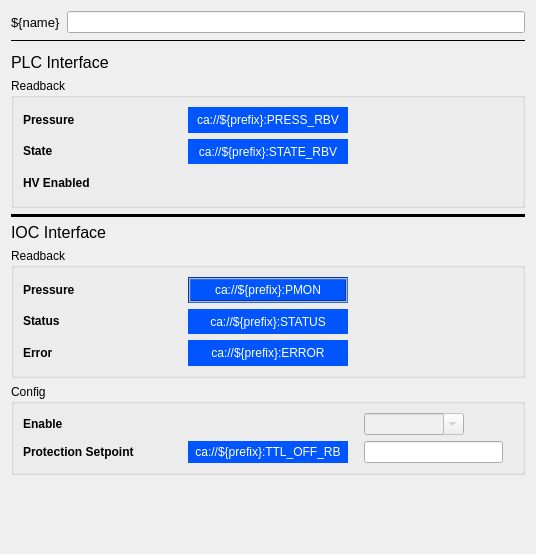
The window that pcdswidgets/static_ui/vacuum/pumps/PIPCombined_detailed.ui (pcdshub/pcdswidgets) describes before a commit, drawn with Qt 5.
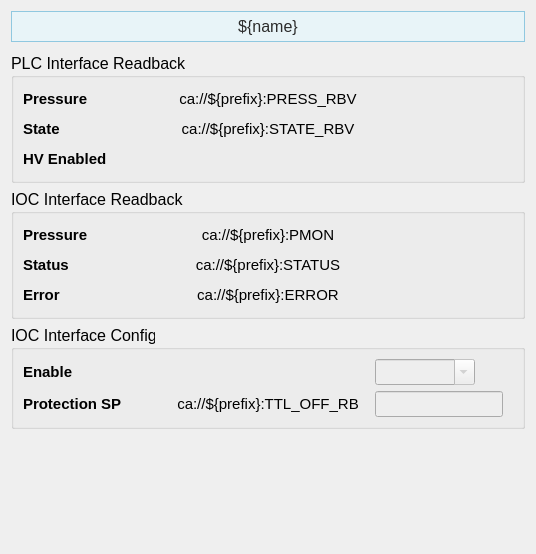
The same window after the commit. Custom widgets are drawn as their Qt base class.

Commit message: relocated import, screens adhere better to guidelines

Patch:
```diff
--- a/pcdswidgets/static_ui/vacuum/pumps/PIPCombined_detailed.ui
+++ b/pcdswidgets/static_ui/vacuum/pumps/PIPCombined_detailed.ui
@@ -24,47 +24,35 @@
   </property>
   <layout class="QVBoxLayout" name="verticalLayout_6">
    <item>
-    <layout class="QHBoxLayout" name="horizontalLayout_2">
-     <item>
-      <widget class="PyDMLabel" name="PyDMLabel_10">
-       <property name="maximumSize">
-        <size>
-         <width>16777215</width>
-         <height>40</height>
-        </size>
-       </property>
-       <property name="font">
-        <font>
-         <pointsize>10</pointsize>
-        </font>
-       </property>
-       <property name="toolTip">
-        <string/>
-       </property>
-       <property name="text">
-        <string>${name}</string>
-       </property>
-      </widget>
-     </item>
-     <item>
-      <widget class="PyDMLineEdit" name="PyDMLineEdit_2">
-       <property name="toolTip">
-        <string/>
-       </property>
-      </widget>
-     </item>
-    </layout>
-   </item>
-   <item>
-    <widget class="Line" name="line_4">
-     <property name="frameShadow">
-      <enum>QFrame::Plain</enum>
+    <widget class="PyDMLabel" name="PyDMLabel_10">
+     <property name="maximumSize">
+      <size>
+       <width>16777215</width>
+       <height>40</height>
+      </size>
      </property>
-     <property name="lineWidth">
-      <number>1</number>
+     <property name="font">
+      <font>
+       <pointsize>12</pointsize>
+      </font>
      </property>
-     <property name="orientation">
-      <enum>Qt::Horizontal</enum>
+     <property name="toolTip">
+      <string/>
+     </property>
+     <property name="styleSheet">
+      <string notr="true"> background-color: #e8f4f8;
+
+    border: 1px solid #90c8e0;
+
+    padding: 5px;
+
+    color: rgb(43, 43, 43);</string>
+     </property>
+     <property name="text">
+      <string>${name}</string>
+     </property>
+     <property name="alignment">
+      <set>Qt::AlignCenter</set>
      </property>
     </widget>
    </item>
@@ -84,27 +72,6 @@
      </property>
     </spacer>
    </item>
-   <item>
-    <widget class="PyDMLabel" name="PyDMLabel">
-     <property name="maximumSize">
-      <size>
-       <width>16777215</width>
-       <height>40</height>
-      </size>
-     </property>
-     <property name="font">
-      <font>
-       <pointsize>12</pointsize>
-      </font>
-     </property>
-     <property name="toolTip">
-      <string/>
-     </property>
-     <property name="text">
-      <string>PLC Interface</string>
-     </property>
-    </widget>
-   </item>
    <item>
     <widget class="QGroupBox" name="groupBox">
      <property name="sizePolicy">
@@ -119,8 +86,13 @@
        <height>130</height>
       </size>
      </property>
+     <property name="font">
+      <font>
+       <pointsize>12</pointsize>
+      </font>
+     </property>
      <property name="title">
-      <string>Readback</string>
+      <string>PLC Interface Readback</string>
      </property>
      <layout class="QVBoxLayout" name="verticalLayout">
       <item>
@@ -129,6 +101,11 @@
          <layout class="QVBoxLayout" name="verticalLayout_4">
           <item>
            <widget class="PyDMLabel" name="PyDMLabel_6">
+            <property name="font">
+             <font>
+              <pointsize>11</pointsize>
+             </font>
+            </property>
             <property name="toolTip">
              <string/>
             </property>
@@ -142,6 +119,11 @@
           </item>
           <item>
            <widget class="PyDMLabel" name="PyDMLabel_7">
+            <property name="font">
+             <font>
+              <pointsize>11</pointsize>
+             </font>
+            </property>
             <property name="toolTip">
              <string/>
             </property>
@@ -155,6 +137,11 @@
           </item>
           <item>
            <widget class="PyDMLabel" name="PyDMLabel_8">
+            <property name="font">
+             <font>
+              <pointsize>11</pointsize>
+             </font>
+            </property>
             <property name="toolTip">
              <string/>
             </property>
@@ -172,12 +159,16 @@
          <layout class="QVBoxLayout" name="verticalLayout_9">
           <item>
            <widget class="PyDMLabel" name="PLC_Pressure_2">
+            <property name="font">
+             <font>
+              <pointsize>11</pointsize>
+             </font>
+            </property>
             <property name="toolTip">
              <string/>
             </property>
             <property name="styleSheet">
-             <string notr="true">background-color: rgb(0, 85, 255);
-color: rgb(255, 255, 255);</string>
+             <string notr="true"/>
             </property>
             <property name="text">
              <string>ca://${prefix}:PRESS_RBV</string>
@@ -198,12 +189,16 @@
           </item>
           <item>
            <widget class="PyDMLabel" name="PLC_State_2">
+            <property name="font">
+             <font>
+              <pointsize>11</pointsize>
+             </font>
+            </property>
             <property name="toolTip">
              <string/>
             </property>
             <property name="styleSheet">
-             <string notr="true">background-color: rgb(0, 85, 255);
-color: rgb(255, 255, 255);</string>
+             <string notr="true"/>
             </property>
             <property name="text">
              <string>ca://${prefix}:STATE_RBV</string>
@@ -273,40 +268,6 @@
      </layout>
     </widget>
    </item>
-   <item>
-    <widget class="Line" name="line">
-     <property name="frameShadow">
-      <enum>QFrame::Plain</enum>
-     </property>
-     <property name="lineWidth">
-      <number>3</number>
-     </property>
-     <property name="orientation">
-      <enum>Qt::Horizontal</enum>
-     </property>
-    </widget>
-   </item>
-   <item>
-    <widget class="PyDMLabel" name="PyDMLabel_2">
-     <property name="maximumSize">
-      <size>
-       <width>16777215</width>
-       <height>40</height>
-      </size>
-     </property>
-     <property name="font">
-      <font>
-       <pointsize>12</pointsize>
-      </font>
-     </property>
-     <property name="toolTip">
-      <string/>
-     </property>
-     <property name="text">
-      <string>IOC Interface</string>
-     </property>
-    </widget>
-   </item>
    <item>
     <widget class="QGroupBox" name="groupBox_2">
      <property name="sizePolicy">
@@ -321,8 +282,13 @@
        <height>130</height>
       </size>
      </property>
+     <property name="font">
+      <font>
+       <pointsize>12</pointsize>
+      </font>
+     </property>
      <property name="title">
-      <string>Readback</string>
+      <string>IOC Interface Readback</string>
      </property>
      <layout class="QVBoxLayout" name="verticalLayout_2">
       <item>
@@ -334,6 +300,11 @@
          <layout class="QVBoxLayout" name="verticalLayout_14">
           <item>
            <widget class="PyDMLabel" name="PyDMLabel_12">
+            <property name="font">
+             <font>
+              <pointsize>11</pointsize>
+             </font>
+            </property>
             <property name="toolTip">
              <string/>
             </property>
@@ -347,6 +318,11 @@
           </item>
           <item>
            <widget class="PyDMLabel" name="PyDMLabel_13">
+            <property name="font">
+             <font>
+              <pointsize>11</pointsize>
+             </font>
+            </property>
             <property name="toolTip">
              <string/>
             </property>
@@ -360,6 +336,11 @@
           </item>
           <item>
            <widget class="PyDMLabel" name="PyDMLabel_15">
+            <property name="font">
+             <font>
+              <pointsize>11</pointsize>
+             </font>
+            </property>
             <property name="toolTip">
              <string/>
             </property>
@@ -377,15 +358,19 @@
          <layout class="QVBoxLayout" name="verticalLayout_15">
           <item>
            <widget class="PyDMLabel" name="IOC_Pressure_2">
+            <property name="font">
+             <font>
+              <pointsize>11</pointsize>
+             </font>
+            </property>
             <property name="toolTip">
              <string/>
             </property>
             <property name="styleSheet">
-             <string notr="true">background-color: rgb(0, 85, 255);
-color: rgb(255, 255, 255);</string>
+             <string notr="true"/>
             </property>
             <property name="frameShape">
-             <enum>QFrame::Box</enum>
+             <enum>QFrame::NoFrame</enum>
             </property>
             <property name="frameShadow">
              <enum>QFrame::Sunken</enum>
@@ -412,12 +397,16 @@
           </item>
           <item>
            <widget class="PyDMLabel" name="IOC_Status_2">
+            <property name="font">
+             <font>
+              <pointsize>11</pointsize>
+             </font>
+            </property>
             <property name="toolTip">
              <string/>
             </property>
             <property name="styleSheet">
-             <string notr="true">background-color: rgb(0, 85, 255);
-color: rgb(255, 255, 255);</string>
+             <string notr="true"/>
             </property>
             <property name="text">
              <string>ca://${prefix}:STATUS</string>
@@ -431,13 +420,17 @@
            </widget>
           </item>
           <item>
-           <widget class="PyDMLabel" name="IOC_Error_2">
+           <widget class="PyDMLabel" name="IOC_Status_3">
+            <property name="font">
+             <font>
+              <pointsize>11</pointsize>
+             </font>
+            </property>
             <property name="toolTip">
              <string/>
             </property>
             <property name="styleSheet">
-             <string notr="true">background-color: rgb(0, 85, 255);
-color: rgb(255, 255, 255);</string>
+             <string notr="true"/>
             </property>
             <property name="text">
              <string>ca://${prefix}:ERROR</string>
@@ -538,8 +531,13 @@
    </item>
    <item>
     <widget class="QGroupBox" name="groupBox_3">
+     <property name="font">
+      <font>
+       <pointsize>12</pointsize>
+      </font>
+     </property>
      <property name="title">
-      <string>Config</string>
+      <string>IOC Interface Config</string>
      </property>
      <layout class="QVBoxLayout" name="verticalLayout_3">
       <item>
@@ -551,6 +549,11 @@
          <layout class="QVBoxLayout" name="verticalLayout_16">
           <item>
            <widget class="PyDMLabel" name="PyDMLabel_28">
+            <property name="font">
+             <font>
+              <pointsize>11</pointsize>
+             </font>
+            </property>
             <property name="toolTip">
              <string/>
             </property>
@@ -564,11 +567,16 @@
           </item>
           <item>
            <widget class="PyDMLabel" name="PyDMLabel_29">
+            <property name="font">
+             <font>
+              <pointsize>11</pointsize>
+             </font>
+            </property>
             <property name="toolTip">
              <string/>
             </property>
             <property name="text">
-             <string>&lt;html&gt;&lt;head/&gt;&lt;body&gt;&lt;p&gt;&lt;span style=&quot; font-weight:600;&quot;&gt;Protection Setpoint&lt;/span&gt;&lt;/p&gt;&lt;/body&gt;&lt;/html&gt;</string>
+             <string>&lt;html&gt;&lt;head/&gt;&lt;body&gt;&lt;p&gt;&lt;span style=&quot; font-weight:600;&quot;&gt;Protection SP&lt;/span&gt;&lt;/p&gt;&lt;/body&gt;&lt;/html&gt;</string>
             </property>
             <property name="textFormat">
              <enum>Qt::RichText</enum>
@@ -597,12 +605,16 @@
           </item>
           <item>
            <widget class="PyDMLabel" name="IOC_Protection_RB_4">
+            <property name="font">
+             <font>
+              <pointsize>11</pointsize>
+             </font>
+            </property>
             <property name="toolTip">
              <string/>
             </property>
             <property name="styleSheet">
-             <string notr="true">background-color: rgb(0, 85, 255);
-color: rgb(255, 255, 255);</string>
+             <string notr="true"/>
             </property>
             <property name="text">
              <string>ca://${prefix}:TTL_OFF_RB</string>
@@ -645,12 +657,20 @@
               <height>100</height>
              </size>
             </property>
+            <property name="font">
+             <font>
+              <pointsize>11</pointsize>
+             </font>
+            </property>
             <property name="toolTip">
              <string/>
             </property>
             <property name="layoutDirection">
              <enum>Qt::LeftToRight</enum>
             </property>
+            <property name="styleSheet">
+             <string notr="true">background-color: rgb(238, 238, 238)</string>
+            </property>
             <property name="editable">
              <bool>true</bool>
             </property>
@@ -664,9 +684,17 @@
           </item>
           <item>
            <widget class="PyDMLineEdit" name="IOC_Protection_SP_4">
+            <property name="font">
+             <font>
+              <pointsize>11</pointsize>
+             </font>
+            </property>
             <property name="toolTip">
              <string/>
             </property>
+            <property name="styleSheet">
+             <string notr="true">background-color: rgb(238, 238, 238)</string>
+            </property>
             <property name="channel">
              <string>ca://${prefix}:TTL_OFF_SP</string>
             </property>
```
Left out of the diff: 5 changed lines with no effect on the pictures. The commit also changes 5 other files.
